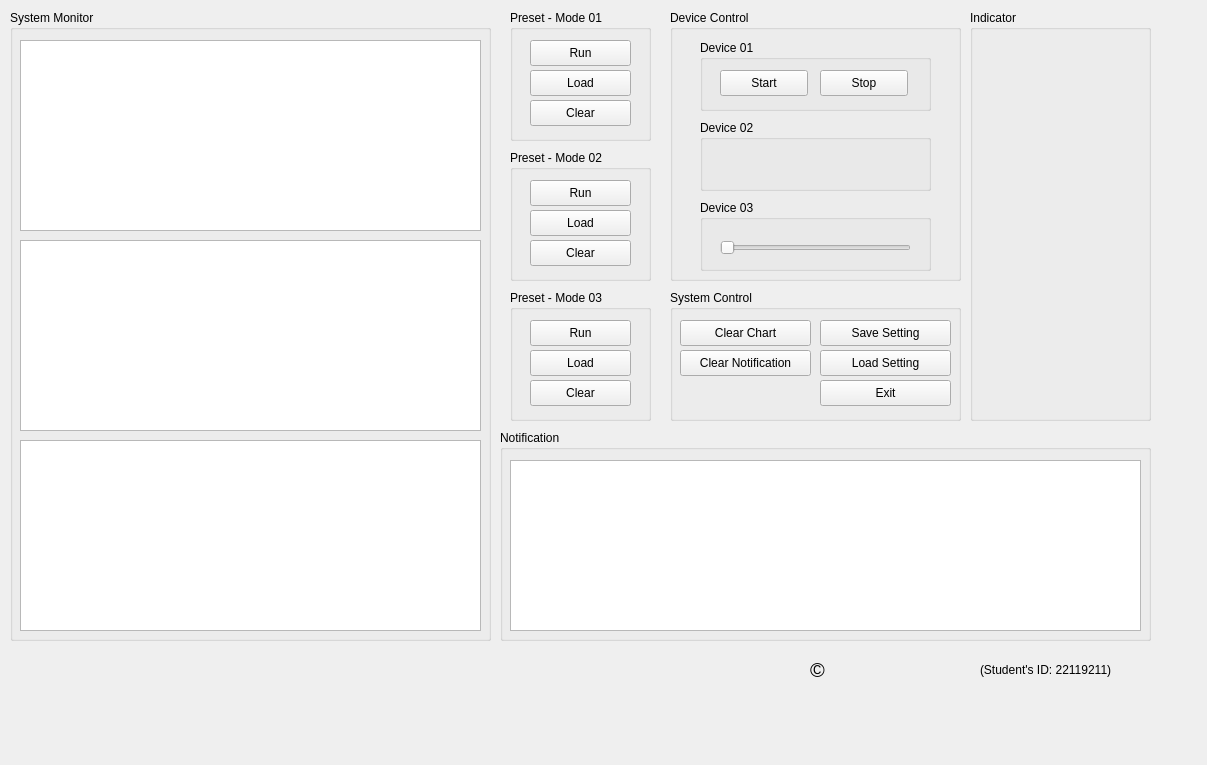
This is ControlCenter/resources/components/ControlCenter.ui in ngxx-fus/PyQt6 as Qt 5 draws it before an edit. The edited form follows.
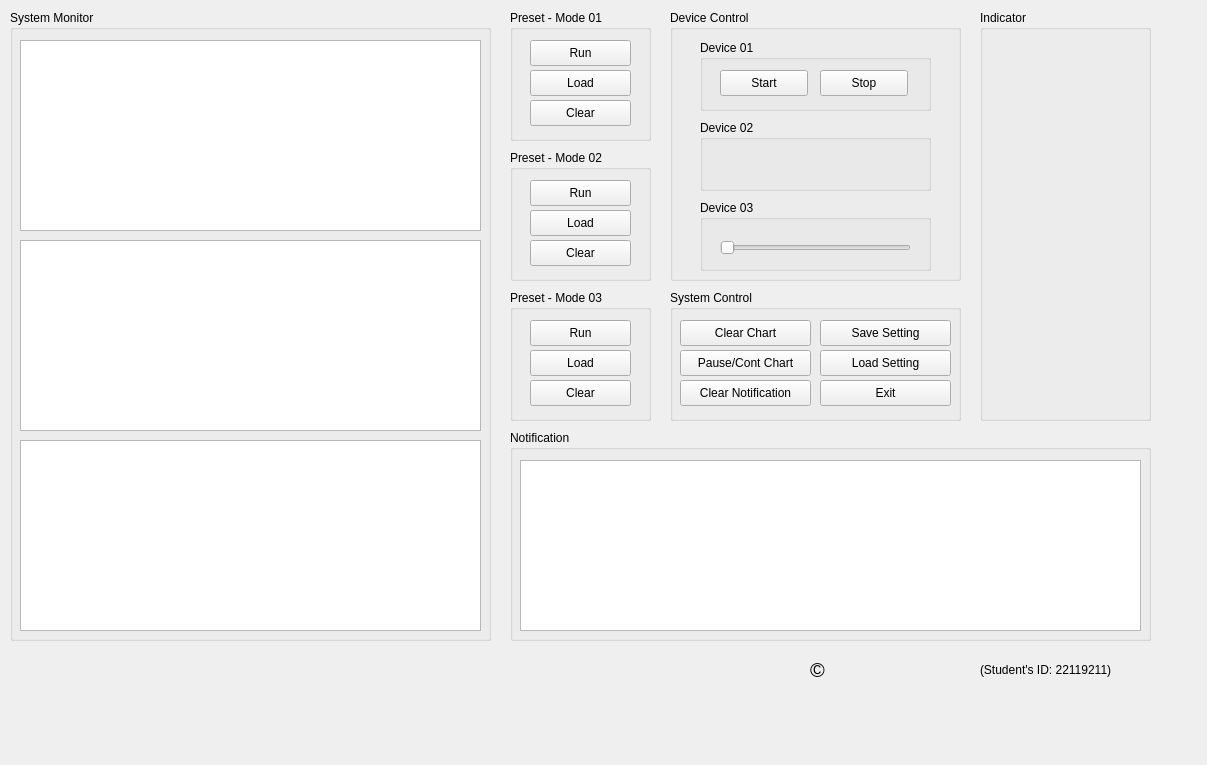
This is the edited form. Icons and pictures are not drawn. Custom widgets are drawn as their Qt base class.

Commit message: update demo.png + add pause/cont. chart

The edit to the form file:
```diff
--- a/ControlCenter/resources/components/ControlCenter.ui
+++ b/ControlCenter/resources/components/ControlCenter.ui
@@ -72,9 +72,9 @@
   <widget class="QGroupBox" name="Notification_1">
    <property name="geometry">
     <rect>
-     <x>500</x>
+     <x>510</x>
      <y>430</y>
-     <width>651</width>
+     <width>641</width>
      <height>211</height>
     </rect>
    </property>
@@ -86,7 +86,7 @@
      <rect>
       <x>10</x>
       <y>30</y>
-      <width>631</width>
+      <width>621</width>
       <height>171</height>
      </rect>
     </property>
@@ -313,9 +313,9 @@
   <widget class="QGroupBox" name="Indicator_1">
    <property name="geometry">
     <rect>
-     <x>970</x>
+     <x>980</x>
      <y>10</y>
-     <width>181</width>
+     <width>171</width>
      <height>411</height>
     </rect>
    </property>
@@ -405,19 +405,6 @@
      <string>Save Setting</string>
     </property>
    </widget>
-   <widget class="QPushButton" name="Clear_Notification_1">
-    <property name="geometry">
-     <rect>
-      <x>10</x>
-      <y>60</y>
-      <width>131</width>
-      <height>26</height>
-     </rect>
-    </property>
-    <property name="text">
-     <string>Clear Notification</string>
-    </property>
-   </widget>
    <widget class="QPushButton" name="Load_Setting_1">
     <property name="geometry">
      <rect>
@@ -457,6 +444,32 @@
      <string>Clear Chart</string>
     </property>
    </widget>
+   <widget class="QPushButton" name="Pause_Chart_1">
+    <property name="geometry">
+     <rect>
+      <x>10</x>
+      <y>60</y>
+      <width>131</width>
+      <height>26</height>
+     </rect>
+    </property>
+    <property name="text">
+     <string>Pause/Cont Chart</string>
+    </property>
+   </widget>
+   <widget class="QPushButton" name="Clear_Notification_1">
+    <property name="geometry">
+     <rect>
+      <x>10</x>
+      <y>90</y>
+      <width>131</width>
+      <height>26</height>
+     </rect>
+    </property>
+    <property name="text">
+     <string>Clear Notification</string>
+    </property>
+   </widget>
   </widget>
   <widget class="QGroupBox" name="PresetMode_2">
    <property name="geometry">
```
The commit also changes 7 other files.
